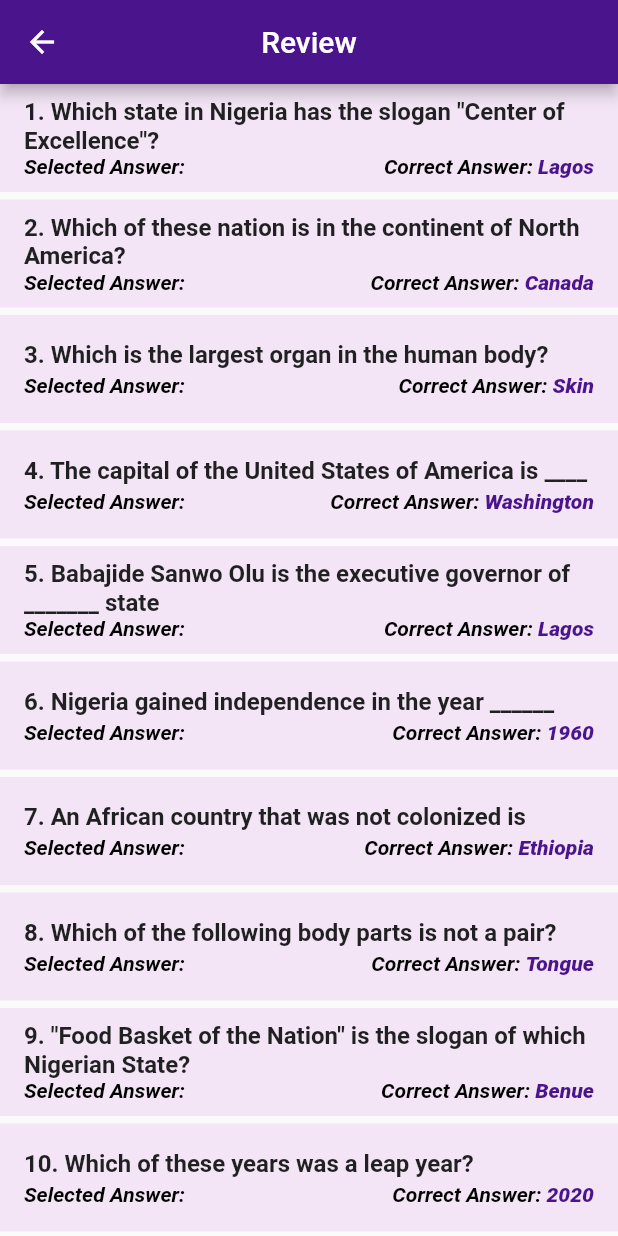
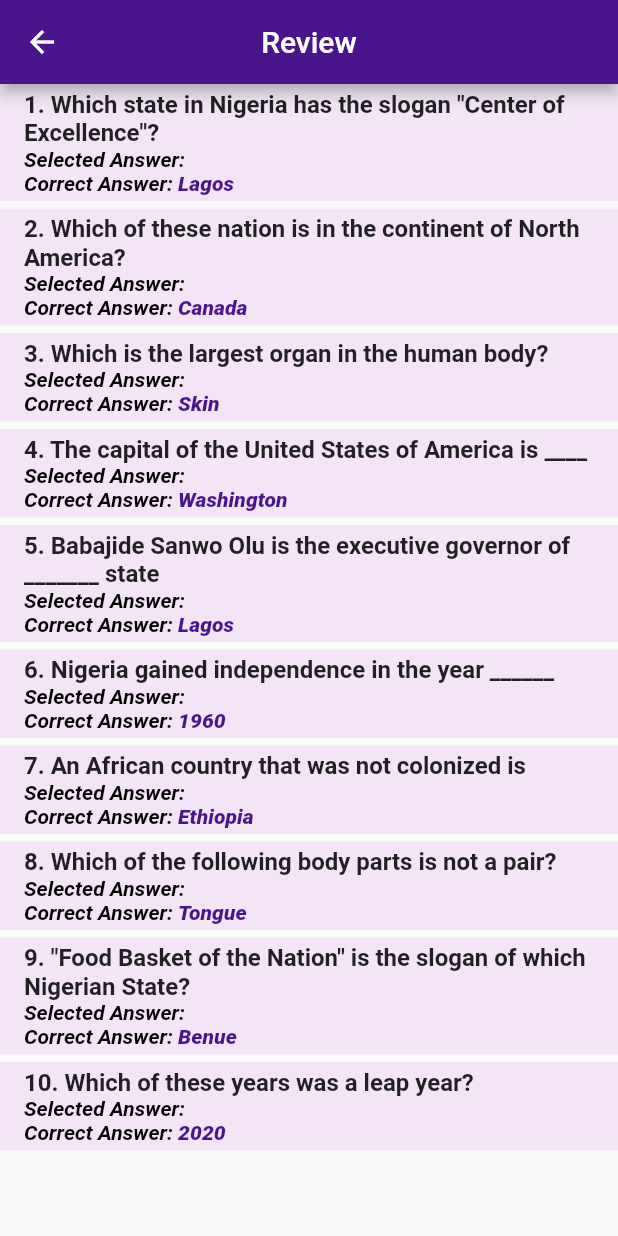
Before and after one commit to rukky96/draganddrop_quiz_app, a Flutter app: the ReviewPage screen opened directly, on a phone screen of 412 x 824 dp. Run offline on Flutter 3.47's test engine with Material 2 defaults, Android fonts, the phone set to English and light mode, and no system bars; our stand-ins replace simple_circular_progress_bar.

Commit message:
corrected the review page

```diff
--- a/lib/review.dart
+++ b/lib/review.dart
@@ -34,8 +34,9 @@ class _ReviewPageState extends State<ReviewPage> {
             title: Text(
                 '${index + 1}. ${provider.questions[index]['question']!}',
                 style: const TextStyle(fontWeight: FontWeight.bold)),
-            subtitle: Row(
+            subtitle: Column(
               mainAxisAlignment: MainAxisAlignment.spaceBetween,
+              crossAxisAlignment: CrossAxisAlignment.start,
               children: [
                 RichText(
                     text: TextSpan(children: [
```
